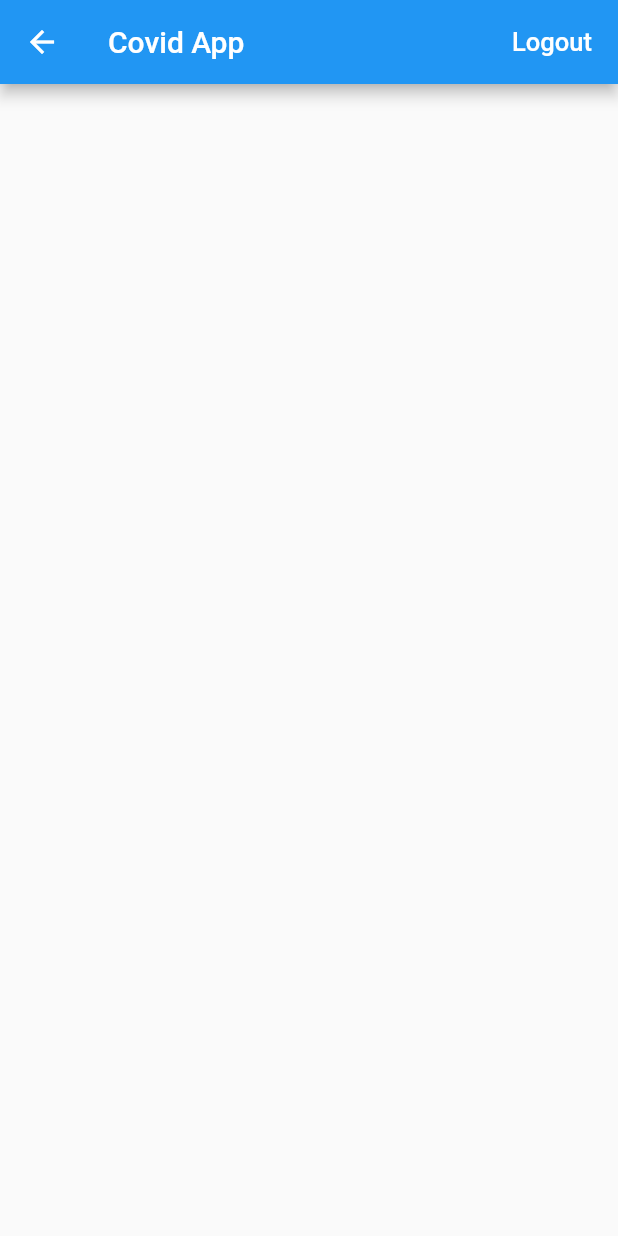
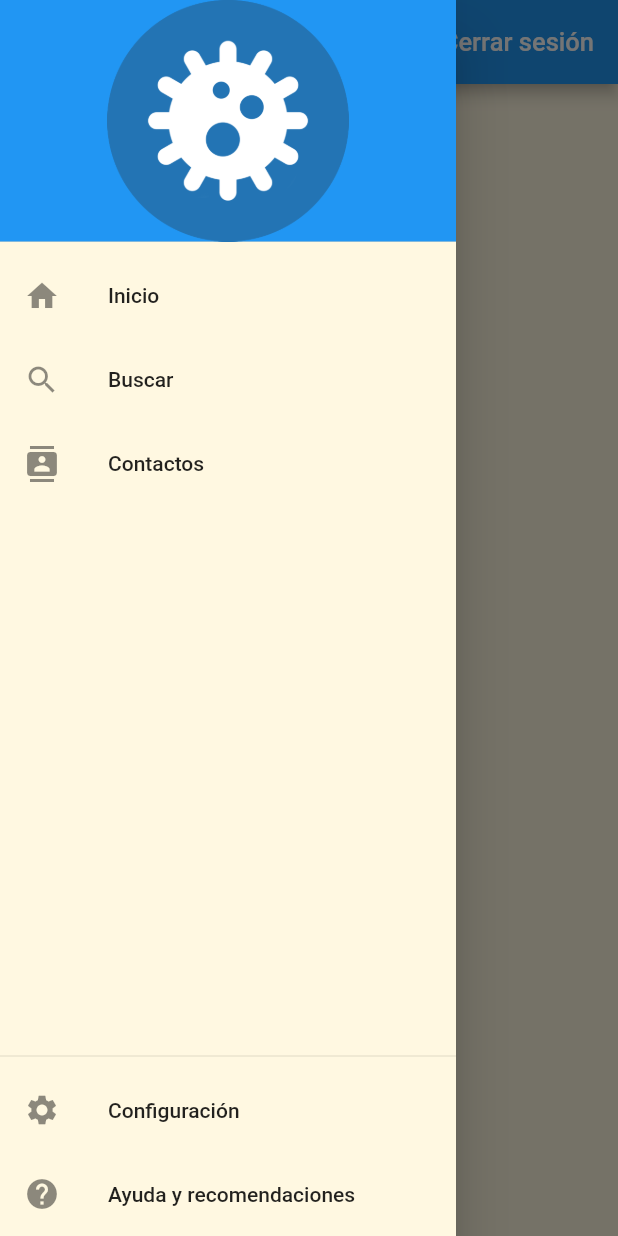
Before and after one commit to Victor-Garces/covid-tracker, a Flutter app: the HomePage screen opened directly, with the side drawer open (before the commit the screen has no drawer), on a phone screen of 412 x 824 dp. Run offline on Flutter 3.47's test engine with Material 2 defaults, Android fonts, the phone set to English and light mode, and no system bars; our stand-ins replace firebase_auth; accounts and stored records are empty.

Commit message:
Added drawer

```diff
--- a/myapp/lib/pages/home_page.dart
+++ b/myapp/lib/pages/home_page.dart
@@ -12,21 +12,80 @@ class HomePage extends StatefulWidget {
 
   @override
   State<StatefulWidget> createState() => new _HomePageState();
-  }
+}
 
-class _HomePageState extends State<HomePage>{
+class _HomePageState extends State<HomePage> {
   @override
   Widget build(BuildContext context) {
     return new Scaffold(
+        backgroundColor: Colors.amber[50],
         appBar: new AppBar(
           title: new Text('Covid App'),
           actions: <Widget>[
             new FlatButton(
-                child: new Text('Logout',
+                child: new Text('Cerrar sesión',
                     style: new TextStyle(fontSize: 17.0, color: Colors.white)),
                 onPressed: signOut)
           ],
-        ),);
+        ),
+        drawer: Theme(
+          data: Theme.of(context).copyWith(
+            canvasColor: Colors.amber[50],
+          ),
+          child: Drawer(
+            child: Column(
+              children: <Widget>[
+                Expanded(
+                  child: ListView(
+                    padding: EdgeInsets.zero,
+                    children: <Widget>[
+                      DrawerHeader(
+                        child: Text(
+                          '',
+                          style: TextStyle(color: Colors.white, fontSize: 24),
+                        ),
+                        decoration: BoxDecoration(
+                          color: Colors.blue,
+                          image: DecorationImage(
+                            image: AssetImage('assets/images/virus-icon.png'),
+                            alignment: Alignment.center,
+                          ),
+                        ),
+                      ),
+                      buildListTile('Inicio', Icons.home, context),
+                      buildListTile('Buscar', Icons.search, context),
+                      buildListTile('Contactos', Icons.contacts, context),
+                    ],
+                  ),
+                ),
+                Container(
+                    child: Align(
+                        alignment: FractionalOffset.bottomCenter,
+                        child: Container(
+                            child: Column(
+                          children: <Widget>[
+                            Divider(),
+                            buildListTile(
+                                'Configuración', Icons.settings, context),
+                            buildListTile(
+                                'Ayuda y recomendaciones', Icons.help, context),
+                          ],
+                        ))))
+              ],
+            ),
+          ),
+        ));
+  }
+
+  ListTile buildListTile(String text, IconData iconData, BuildContext context) {
+    print('Im here');
+    return ListTile(
+      leading: Icon(iconData),
+      title: Text(text),
+      onTap: () {
+        Navigator.pop(context);
+      },
+    );
   }
 
   signOut() async {
--- a/myapp/lib/pages/login_signup_page.dart
+++ b/myapp/lib/pages/login_signup_page.dart
@@ -32,6 +32,7 @@ class _LoginSignupPageState extends State<LoginSignupPage> {
   @override
   Widget build(BuildContext context) {
       return new Scaffold(
+        backgroundColor: Colors.amber[50],
         appBar: new AppBar(
           title: new Text("Covid App")
         ),
@@ -159,7 +160,6 @@ class _LoginSignupPageState extends State<LoginSignupPage> {
           widget.loginCallback();
         }
       } catch (e) {
-        print('Error: $e');
         setState(() {
           _isLoading = false;
           _errorMessage = e.message;
```
